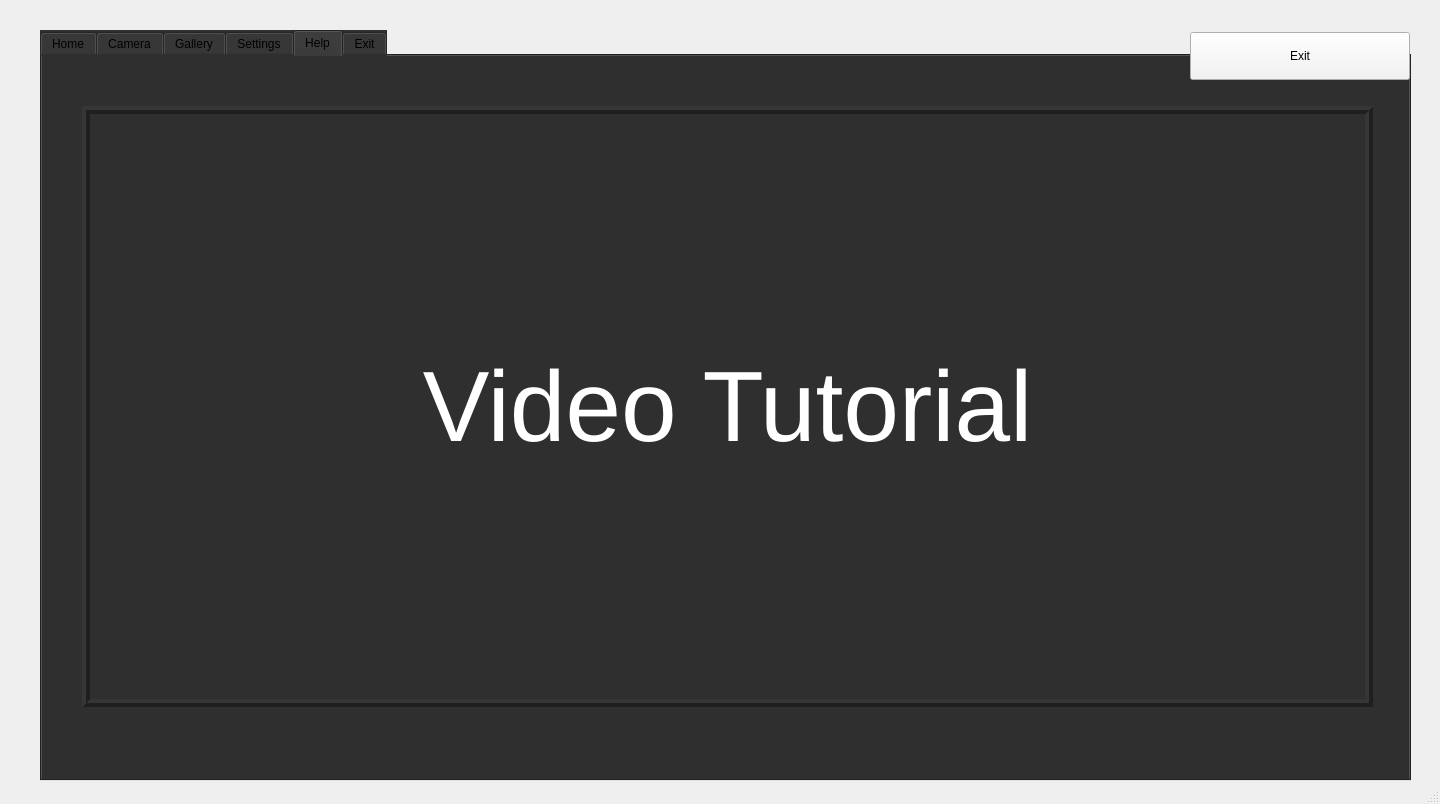
Old version of the form MainWindow.ui in the repository JRArocha/iSecure.
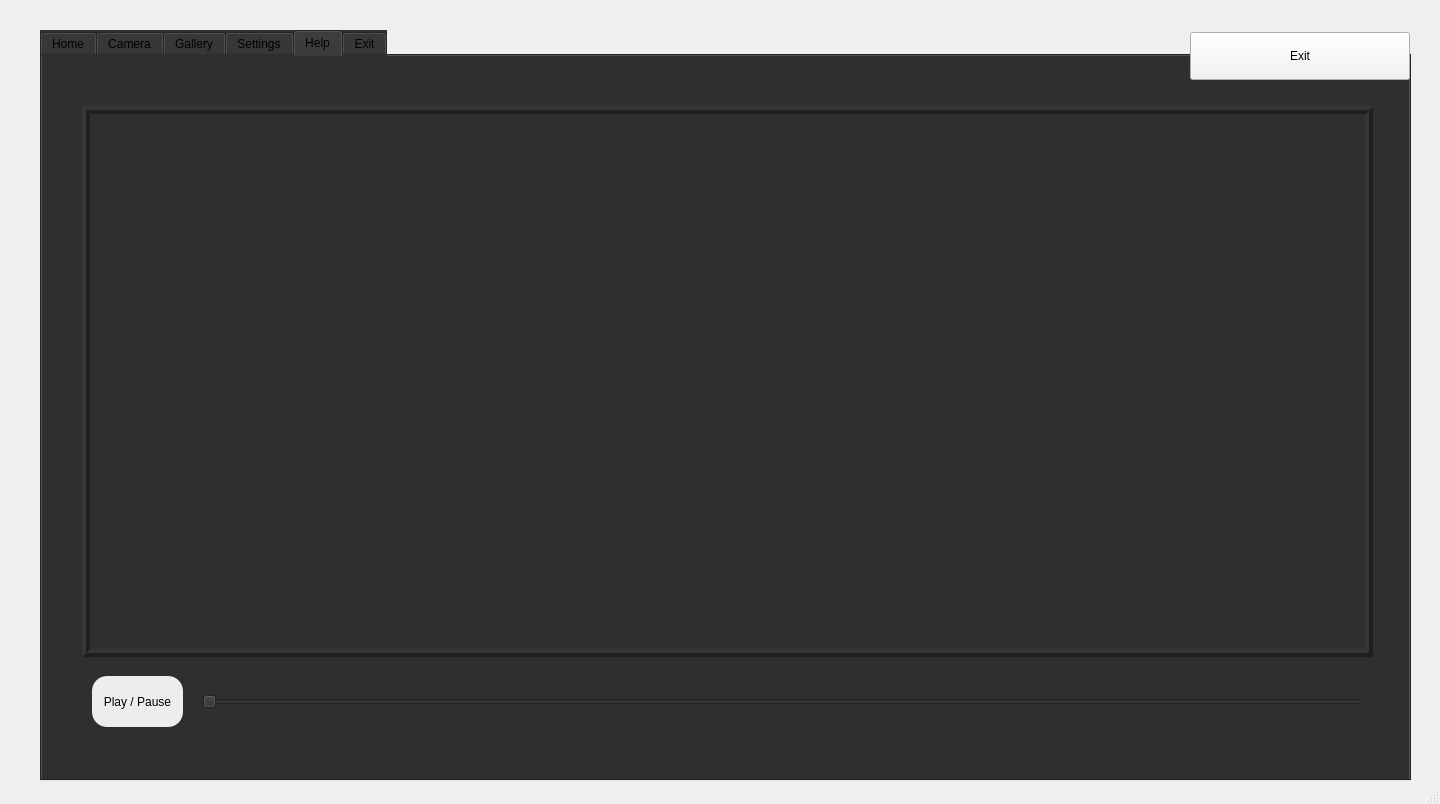
New version of the form. Icons and pictures are not drawn.

Diff of the .ui file:
```diff
--- a/MainWindow.ui
+++ b/MainWindow.ui
@@ -901,7 +901,7 @@
          <x>40</x>
          <y>50</y>
          <width>1291</width>
-         <height>601</height>
+         <height>551</height>
         </rect>
        </property>
        <property name="styleSheet">
@@ -924,6 +924,49 @@
         <set>Qt::AlignCenter</set>
        </property>
       </widget>
+      <widget class="QSlider" name="horizontalSlider">
+       <property name="geometry">
+        <rect>
+         <x>160</x>
+         <y>630</y>
+         <width>1161</width>
+         <height>31</height>
+        </rect>
+       </property>
+       <property name="orientation">
+        <enum>Qt::Horizontal</enum>
+       </property>
+      </widget>
+      <widget class="QPushButton" name="playButton">
+       <property name="geometry">
+        <rect>
+         <x>50</x>
+         <y>620</y>
+         <width>91</width>
+         <height>51</height>
+        </rect>
+       </property>
+       <property name="styleSheet">
+        <string notr="true">border-radius: 15px;
+
+color: rgb(0, 0, 0);
+background-color: rgb(237, 237, 237);
+</string>
+       </property>
+       <property name="text">
+        <string>Play / Pause</string>
+       </property>
+      </widget>
+      <widget class="QWidget" name="tutorialWidget" native="true">
+       <property name="geometry">
+        <rect>
+         <x>50</x>
+         <y>60</y>
+         <width>1271</width>
+         <height>531</height>
+        </rect>
+       </property>
+      </widget>
      </widget>
      <widget class="QWidget" name="Exit">
       <attribute name="icon">
```
Left out of the diff: 31 changed lines with no effect on the pictures.
